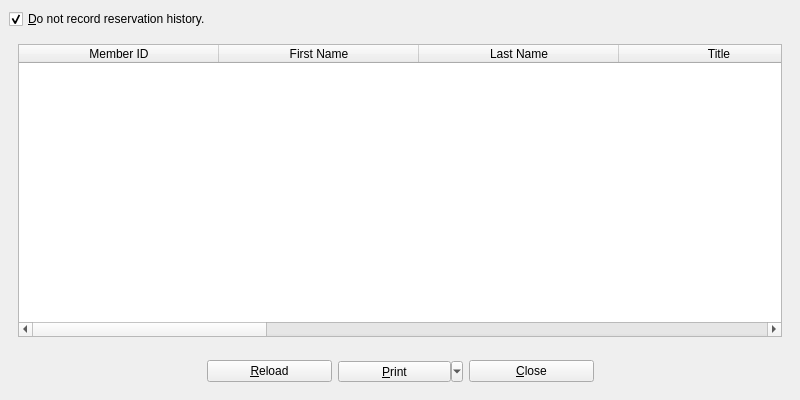
Above: UI/biblioteq_history.ui from textbrowser/biblioteq before the change. Below: the same form after it.
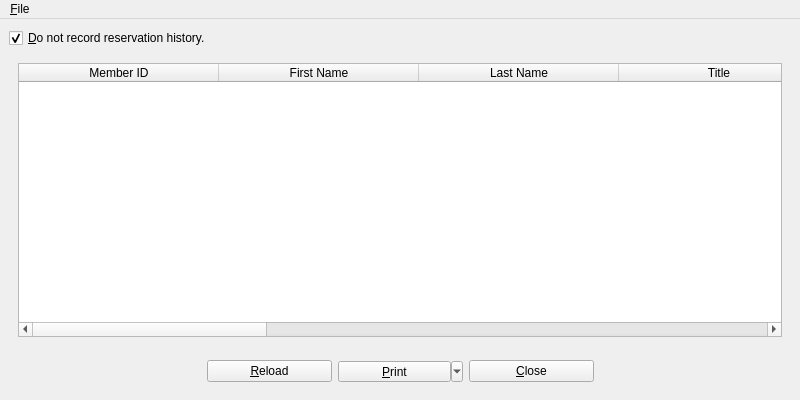
That is the form after the change. Icons and pictures are not drawn.

Diff of the .ui file:
```diff
--- a/UI/biblioteq_history.ui
+++ b/UI/biblioteq_history.ui
@@ -273,6 +273,32 @@
     </item>
    </layout>
   </widget>
+  <widget class="QMenuBar" name="menuBar">
+   <property name="geometry">
+    <rect>
+     <x>0</x>
+     <y>0</y>
+     <width>800</width>
+     <height>34</height>
+    </rect>
+   </property>
+   <widget class="QMenu" name="menu_File">
+    <property name="title">
+     <string>&amp;File</string>
+    </property>
+    <addaction name="actionExport_As_CSV"/>
+   </widget>
+   <addaction name="menu_File"/>
+  </widget>
+  <action name="actionExport_As_CSV">
+   <property name="icon">
+    <iconset resource="../Icons/icons.qrc">
+     <normaloff>:/16x16/fileexport.png</normaloff>:/16x16/fileexport.png</iconset>
+   </property>
+   <property name="text">
+    <string>Export As CSV...</string>
+   </property>
+  </action>
  </widget>
  <tabstops>
   <tabstop>dnt</tabstop>
```
